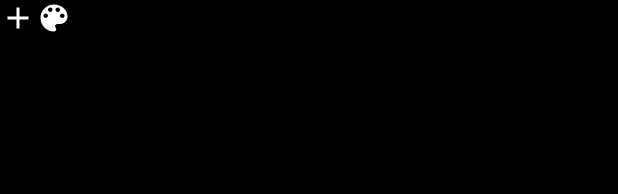
After one commit to shivsagar999/Notes-App, an Android app: the layout fragment_bottom_sheet.xml on its own in the app's theme, with its tools: preview values and no code run, on a phone screen of 412 x 824 dp. The commit adds this screen. Shown: the top 194 px of the screen. Run offline under Robolectric (Android 15) with nearby library versions, the phone set to English and light mode, and no system bars.

Commit message:
added bottom sheet and aded bottom app bar

```diff
--- /dev/null
+++ b/app/src/main/java/com/eurofins/mynotesapp/bottomsheet/BottomSheetFragment.kt
@@ -0,0 +1,29 @@
+package com.eurofins.mynotesapp.bottomsheet
+
+import android.os.Bundle
+import androidx.fragment.app.Fragment
+import android.view.LayoutInflater
+import android.view.View
+import android.view.ViewGroup
+import com.eurofins.mynotesapp.R
+
+
+
+class BottomSheetFragment : Fragment() {
+
+
+    override fun onCreate(savedInstanceState: Bundle?) {
+        super.onCreate(savedInstanceState)
+
+    }
+
+    override fun onCreateView(
+        inflater: LayoutInflater, container: ViewGroup?,
+        savedInstanceState: Bundle?,
+    ): View? {
+        // Inflate the layout for this fragment
+        return inflater.inflate(R.layout.fragment_bottom_sheet, container, false)
+    }
+
+
+}
--- /dev/null
+++ b/app/src/main/res/drawable/white_add.xml
@@ -0,0 +1,5 @@
+<vector android:height="24dp" android:tint="#FFFFFF"
+    android:viewportHeight="24" android:viewportWidth="24"
+    android:width="24dp" xmlns:android="http://schemas.android.com/apk/res/android">
+    <path android:fillColor="@android:color/white" android:pathData="M19,13h-6v6h-2v-6H5v-2h6V5h2v6h6v2z"/>
+</vector>
--- /dev/null
+++ b/app/src/main/res/drawable/white_palette.xml
@@ -0,0 +1,5 @@
+<vector android:height="24dp" android:tint="#FFFFFF"
+    android:viewportHeight="24" android:viewportWidth="24"
+    android:width="24dp" xmlns:android="http://schemas.android.com/apk/res/android">
+    <path android:fillColor="@android:color/white" android:pathData="M12,3c-4.97,0 -9,4.03 -9,9s4.03,9 9,9c0.83,0 1.5,-0.67 1.5,-1.5 0,-0.39 -0.15,-0.74 -0.39,-1.01 -0.23,-0.26 -0.38,-0.61 -0.38,-0.99 0,-0.83 0.67,-1.5 1.5,-1.5L16,16c2.76,0 5,-2.24 5,-5 0,-4.42 -4.03,-8 -9,-8zM6.5,12c-0.83,0 -1.5,-0.67 -1.5,-1.5S5.67,9 6.5,9 8,9.67 8,10.5 7.33,12 6.5,12zM9.5,8C8.67,8 8,7.33 8,6.5S8.67,5 9.5,5s1.5,0.67 1.5,1.5S10.33,8 9.5,8zM14.5,8c-0.83,0 -1.5,-0.67 -1.5,-1.5S13.67,5 14.5,5s1.5,0.67 1.5,1.5S15.33,8 14.5,8zM17.5,12c-0.83,0 -1.5,-0.67 -1.5,-1.5S16.67,9 17.5,9s1.5,0.67 1.5,1.5 -0.67,1.5 -1.5,1.5z"/>
+</vector>
--- /dev/null
+++ b/app/src/main/res/layout/fragment_bottom_sheet.xml
@@ -0,0 +1,25 @@
+<?xml version="1.0" encoding="utf-8"?>
+<LinearLayout xmlns:android="http://schemas.android.com/apk/res/android"
+    xmlns:tools="http://schemas.android.com/tools"
+    android:layout_width="match_parent"
+    android:layout_height="wrap_content"
+    android:orientation="vertical"
+    tools:context=".bottomsheet.BottomSheetFragment">
+
+
+    <LinearLayout
+        android:layout_height="wrap_content"
+        android:layout_width="match_parent">
+        <ImageView
+            android:layout_width="wrap_content"
+            android:layout_height="wrap_content"
+            android:src="@drawable/white_add"/>
+
+        <ImageView
+            android:layout_width="wrap_content"
+            android:layout_height="wrap_content"
+            android:src="@drawable/white_palette"/>
+
+    </LinearLayout>
+
+</LinearLayout>
--- a/app/src/main/res/layout/fragment_home.xml
+++ b/app/src/main/res/layout/fragment_home.xml
@@ -26,12 +26,12 @@
             app:layout_constraintStart_toStartOf="parent"
             app:layout_constraintTop_toBottomOf="parent" />
 
+
         <com.google.android.material.bottomappbar.BottomAppBar
             android:id="@+id/bottom_appbar"
             android:layout_width="match_parent"
             android:layout_height="wrap_content"
             android:layout_gravity="bottom"
-
             app:backgroundTint="@color/light_black"
             app:fabAlignmentMode="end"
             app:fabCradleMargin="@dimen/eight_dp"
@@ -45,7 +45,7 @@
                     android:id="@+id/paint_brush"
                     android:layout_width="wrap_content"
                     android:layout_height="wrap_content"
-                    android:src="@drawable/white_brush"/>
+                    android:src="@drawable/white_brush" />
 
             </LinearLayout>
 
```
